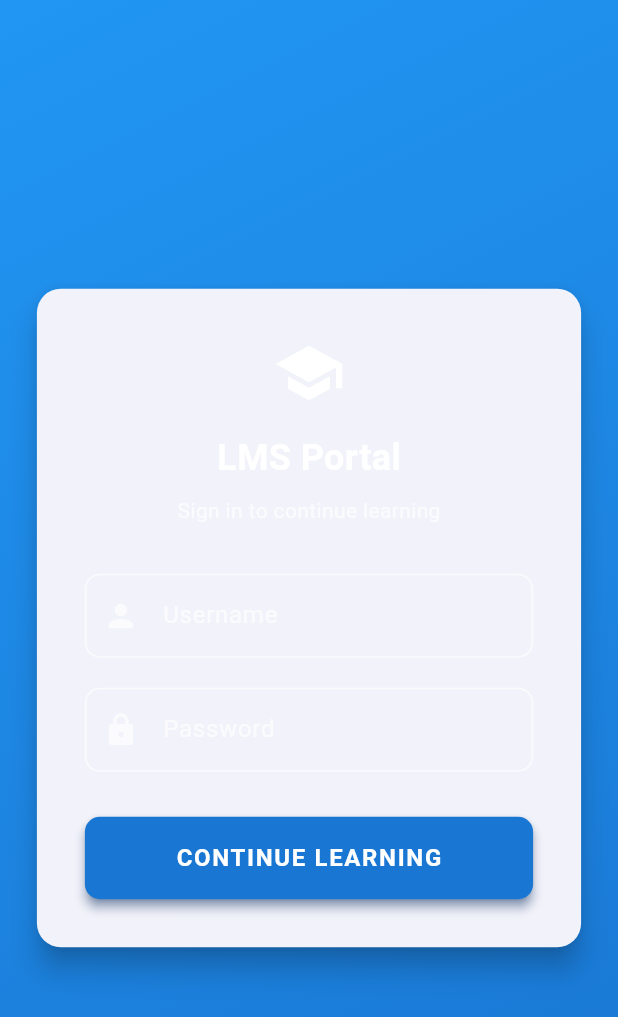
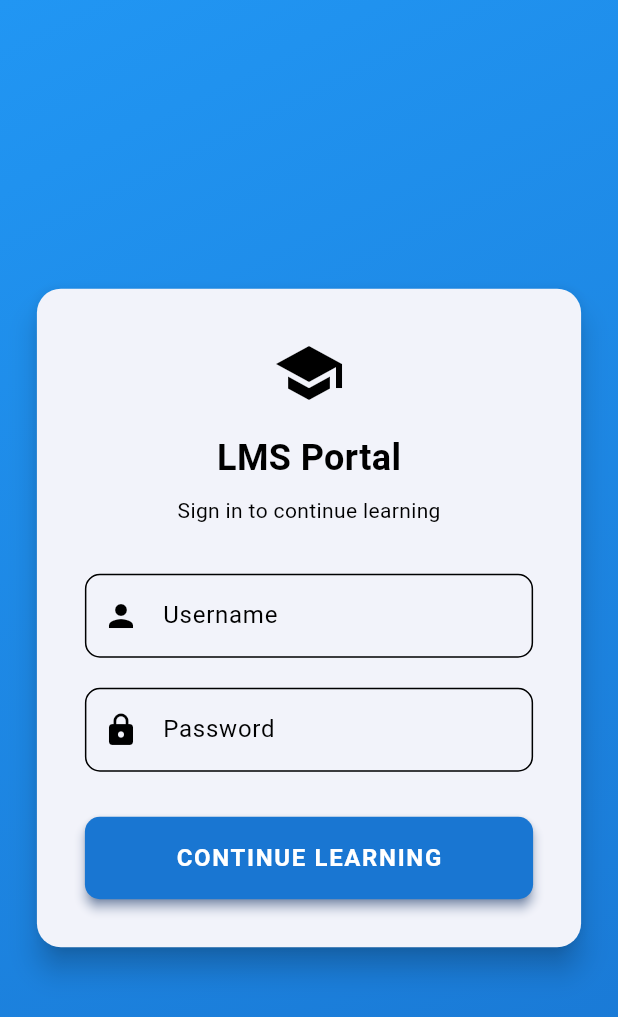
Before and after one commit to tusharsethi1999/lms, a Flutter app: the screen it shows after launch, on a phone screen of 412 x 824 dp. Shown: the top 1017 px of the screen. Run offline on Flutter 3.47's test engine with Material 3 defaults, Android fonts, the phone set to English and light mode, and no system bars; our stand-ins replace flutter_riverpod.

Commit message:
Enhanced the course dashboard and login page

```diff
--- a/lib/pages/login_page.dart
+++ b/lib/pages/login_page.dart
@@ -68,6 +68,7 @@ class _LoginPageState extends ConsumerState<LoginPage>
   @override
   Widget build(BuildContext context) {
     final authState = ref.watch(authProvider);
+    const infoColor = Colors.black;
 
     // Listen for authentication errors
     if (authState.hasError) {
@@ -91,7 +92,7 @@ class _LoginPageState extends ConsumerState<LoginPage>
             child: Center(
               child: Opacity(
                 opacity: 0.1,
-                child: Icon(Icons.school, size: 300, color: Colors.white),
+                child: Icon(Icons.school, size: 300, color: infoColor),
               ),
             ),
           ),
@@ -156,7 +157,7 @@ class _LoginPageState extends ConsumerState<LoginPage>
                           const Icon(
                             Icons.school,
                             size: 48,
-                            color: Colors.white,
+                            color: infoColor,
                           ),
                           const SizedBox(height: 16),
                           const Text(
@@ -164,13 +165,13 @@ class _LoginPageState extends ConsumerState<LoginPage>
                             style: TextStyle(
                               fontSize: 24,
                               fontWeight: FontWeight.bold,
-                              color: Colors.white,
+                              color: infoColor,
                             ),
                           ),
                           const SizedBox(height: 8),
                           const Text(
                             'Sign in to continue learning',
-                            style: TextStyle(color: Colors.white70),
+                            style: TextStyle(color: infoColor),
                           ),
                           const SizedBox(height: 32),
 
@@ -178,26 +179,26 @@ class _LoginPageState extends ConsumerState<LoginPage>
                           TextFormField(
                             controller: usernameController,
                             focusNode: _usernameFocus,
-                            style: const TextStyle(color: Colors.white),
+                            style: const TextStyle(color: infoColor),
                             decoration: InputDecoration(
                               labelText: 'Username',
                               labelStyle: const TextStyle(
-                                color: Colors.white70,
+                                color: infoColor,
                               ),
                               prefixIcon: const Icon(
                                 Icons.person,
-                                color: Colors.white70,
+                                color: infoColor,
                               ),
                               border: OutlineInputBorder(
                                 borderRadius: BorderRadius.circular(10),
                                 borderSide: const BorderSide(
-                                  color: Colors.white70,
+                                  color: infoColor,
                                 ),
                               ),
                               enabledBorder: OutlineInputBorder(
                                 borderRadius: BorderRadius.circular(10),
                                 borderSide: const BorderSide(
-                                  color: Colors.white70,
+                                  color: infoColor,
                                 ),
                               ),
                               errorStyle: TextStyle(color: Colors.red.shade200),
@@ -221,27 +222,27 @@ class _LoginPageState extends ConsumerState<LoginPage>
                           TextFormField(
                             controller: passwordController,
                             focusNode: _passwordFocus,
-                            style: const TextStyle(color: Colors.white),
+                            style: const TextStyle(color: infoColor),
                             obscureText: true,
                             decoration: InputDecoration(
                               labelText: 'Password',
                               labelStyle: const TextStyle(
-                                color: Colors.white70,
+                                color: infoColor,
                               ),
                               prefixIcon: const Icon(
                                 Icons.lock,
-                                color: Colors.white70,
+                                color: infoColor,
                               ),
                               border: OutlineInputBorder(
                                 borderRadius: BorderRadius.circular(10),
                                 borderSide: const BorderSide(
-                                  color: Colors.white70,
+                                  color: infoColor,
                                 ),
                               ),
                               enabledBorder: OutlineInputBorder(
                                 borderRadius: BorderRadius.circular(10),
                                 borderSide: const BorderSide(
-                                  color: Colors.white70,
+                                  color: infoColor,
                                 ),
                               ),
                               errorStyle: TextStyle(color: Colors.red.shade200),
--- a/lib/providers/auth_provider.dart
+++ b/lib/providers/auth_provider.dart
@@ -9,6 +9,7 @@ const dummyRole = 'student';
 
 // Auth state model
 class AuthState {
+  // final String id;
   final User? user;
   final bool isLoading;
   final String? errorMessage;
```
Also changed, not shown: lib/components/course_card.dart (added, +191 -0 lines), lib/components/dashboard.dart (+2 -133 lines), lib/models/course.dart (+13 -4 lines), lib/providers/course_provider.dart (+10 -0 lines).
